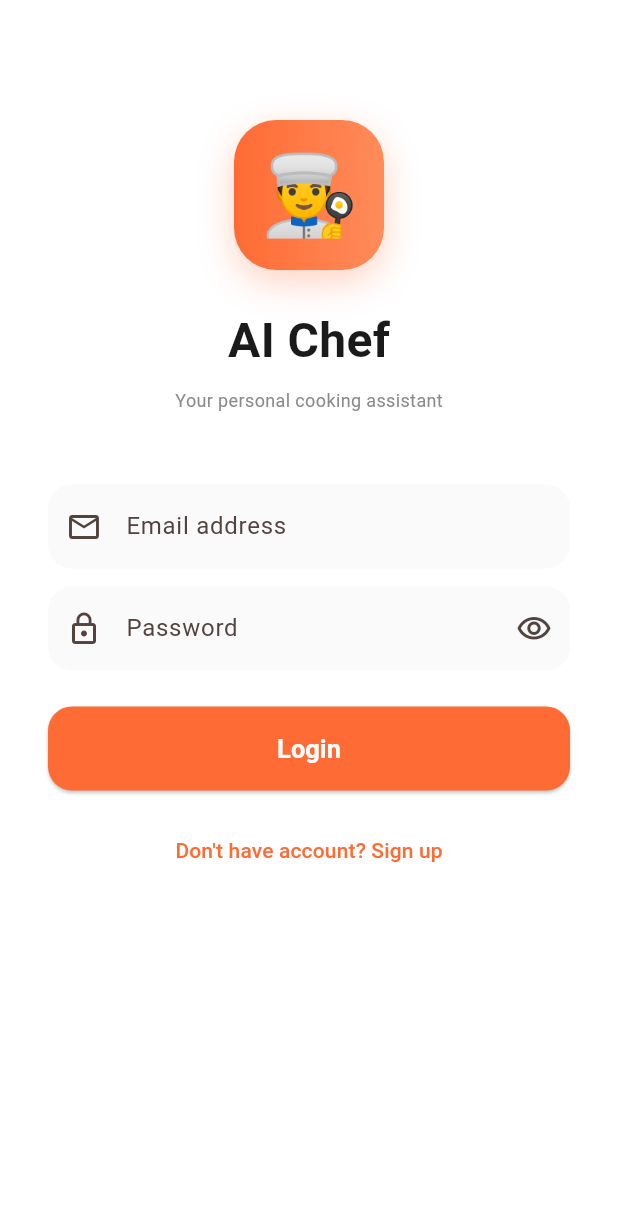
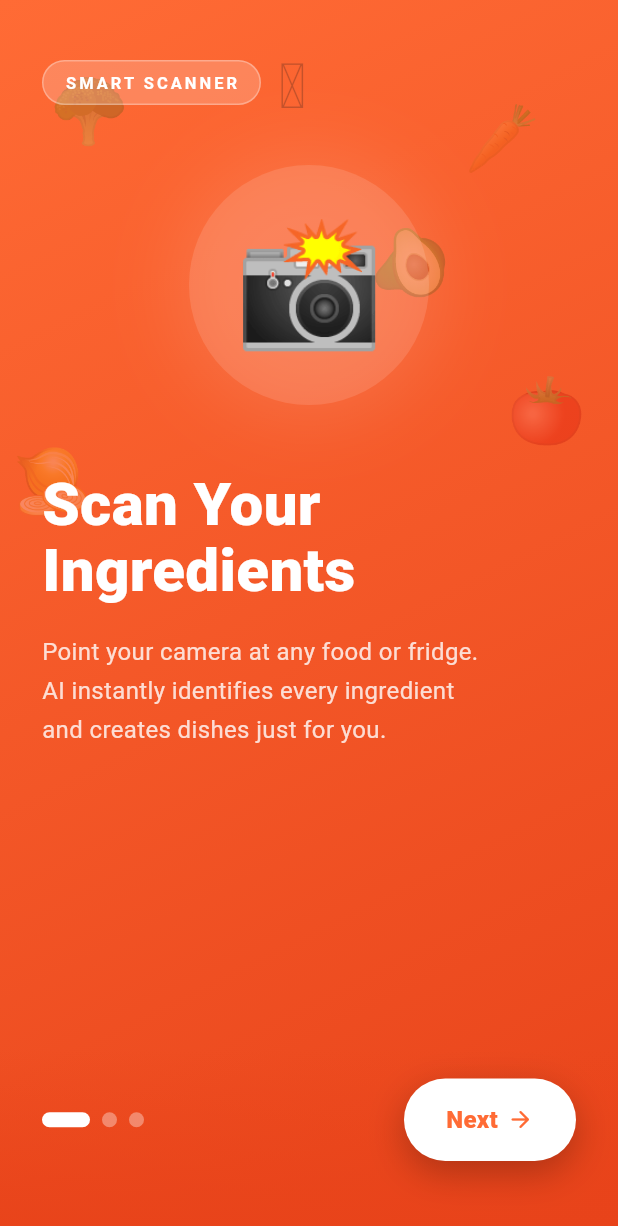
Before and after one commit to bekhruz9830/ai-chef, a Flutter app: the screen it shows after launch, on a phone screen of 412 x 824 dp. Shown: the top 1226 px of the screen. Run offline on Flutter 3.47's test engine with Material 3 defaults, Android fonts, the phone set to English and light mode, and no system bars; our stand-ins replace cloud_firestore, firebase_auth, firebase_core, image_picker, shared_preferences; accounts and stored records are empty.

Commit message:
Back from recipes to cuisine list; logout opens onboarding from page 1; onboarding and splash
Made-with: Cursor

```diff
--- a/lib/models/recipe.dart
+++ b/lib/models/recipe.dart
@@ -89,7 +89,7 @@ class Recipe {
 
   /// Unsplash image URL for the dish; use in Image.network with errorBuilder fallback.
   static String getImageUrl(String dishName) {
-    return 'https://source.unsplash.com/400x300/?${Uri.encodeComponent(dishName)},food';
+    return 'https://source.unsplash.com/400x300/?${Uri.encodeComponent(dishName)},food,dish';
   }
 
   static String getCuisineEmoji(String cuisine) {
--- /dev/null
+++ b/lib/screens/onboarding_screen.dart
@@ -0,0 +1,298 @@
+import 'package:flutter/material.dart';
+import 'package:shared_preferences/shared_preferences.dart';
+import 'package:ai_chef/screens/login_screen.dart';
+
+class OnboardingScreen extends StatefulWidget {
+  const OnboardingScreen({super.key});
+  @override
+  State<OnboardingScreen> createState() => _OnboardingScreenState();
+}
+
+class _OnboardingScreenState extends State<OnboardingScreen> with TickerProviderStateMixin {
+  int _page = 0;
+  final PageController _ctrl = PageController();
+  late AnimationController _floatCtrl;
+  late AnimationController _entryCtrl;
+  late Animation<double> _float;
+  late Animation<double> _entryFade;
+  late Animation<Offset> _entrySlide;
+
+  final _pages = const [
+    _OBData(
+      colors: [Color(0xFFFF6B35), Color(0xFFE8431A)],
+      mainEmoji: '📸',
+      bg: ['🥦', '🥕', '🧅', '🍅', '🫑', '🥑'],
+      title: 'Scan Your\nIngredients',
+      body: 'Point your camera at any food or fridge.\nAI instantly identifies every ingredient\nand creates dishes just for you.',
+      tag: 'SMART SCANNER',
+    ),
+    _OBData(
+      colors: [Color(0xFF6C3483), Color(0xFF4A235A)],
+      mainEmoji: '🌍',
+      bg: ['🇮🇹', '🇯🇵', '🇺🇿', '🇫🇷', '🇮🇳', '🇲🇽'],
+      title: '20+ World\nCuisines',
+      body: 'From Italian Carbonara to Uzbek Plov.\nDiscover authentic recipes from every\ncorner of the world.',
+      tag: 'GLOBAL RECIPES',
+    ),
+    _OBData(
+      colors: [Color(0xFF1A6B3A), Color(0xFF0D4A27)],
+      mainEmoji: '👨‍🍳',
+      bg: ['⏱️', '🔥', '✅', '🍽️', '⭐', '🎯'],
+      title: 'Cook Like\na Pro Chef',
+      body: 'Step-by-step guidance with smart timers.\nExact amounts, temperatures and\ntechniques for perfect results.',
+      tag: 'PRO COOKING',
+    ),
+  ];
+
+  @override
+  void initState() {
+    super.initState();
+    _floatCtrl = AnimationController(vsync: this, duration: const Duration(seconds: 3))..repeat(reverse: true);
+    _float = CurvedAnimation(parent: _floatCtrl, curve: Curves.easeInOut);
+    _entryCtrl = AnimationController(vsync: this, duration: const Duration(milliseconds: 600));
+    _entryFade = CurvedAnimation(parent: _entryCtrl, curve: Curves.easeIn);
+    _entrySlide = Tween<Offset>(begin: const Offset(0.15, 0), end: Offset.zero)
+        .animate(CurvedAnimation(parent: _entryCtrl, curve: Curves.easeOut));
+    _entryCtrl.forward();
+  }
+
+  @override
+  void dispose() {
+    _floatCtrl.dispose();
+    _entryCtrl.dispose();
+    _ctrl.dispose();
+    super.dispose();
+  }
+
+  void _next() async {
+    if (_page < 2) {
+      _entryCtrl.reset();
+      _ctrl.nextPage(duration: const Duration(milliseconds: 450), curve: Curves.easeInOut);
+    } else {
+      final prefs = await SharedPreferences.getInstance();
+      await prefs.setBool('onboarding_seen', true);
+      if (!mounted) return;
+      Navigator.pushReplacement(context, MaterialPageRoute(builder: (_) => const LoginScreen()));
+    }
+  }
+
+  @override
+  Widget build(BuildContext context) {
+    final d = _pages[_page];
+    return Scaffold(
+      body: Stack(
+        children: [
+          // Background gradient animated
+          AnimatedContainer(
+            duration: const Duration(milliseconds: 500),
+            decoration: BoxDecoration(
+              gradient: LinearGradient(
+                begin: Alignment.topLeft,
+                end: Alignment.bottomRight,
+                colors: d.colors,
+              ),
+            ),
+          ),
+          // Floating background emojis + content
+          PageView(
+            controller: _ctrl,
+            onPageChanged: (i) {
+              setState(() => _page = i);
+              _entryCtrl.reset();
+              _entryCtrl.forward();
+            },
+            children: _pages.map((data) => _buildPageContent(data)).toList(),
+          ),
+          // Bottom bar always on top
+          Positioned(
+            bottom: 0, left: 0, right: 0,
+            child: _buildBottom(d),
+          ),
+        ],
+      ),
+    );
+  }
+
+  Widget _buildPageContent(_OBData data) {
+    final size = MediaQuery.of(context).size;
+    final positions = [
+      [0.08, 0.05], [0.75, 0.08], [0.02, 0.35],
+      [0.82, 0.30], [0.45, 0.03], [0.6, 0.18],
+    ];
+    return Stack(
+      children: [
+        // Floating emojis
+        ...List.generate(data.bg.length, (i) {
+          return AnimatedBuilder(
+            animation: _float,
+            builder: (_, __) {
+              final dy = (i % 2 == 0 ? 1 : -1) * 14.0 * _float.value;
+              return Positioned(
+                left: size.width * positions[i][0],
+                top: size.height * positions[i][1] + dy,
+                child: Opacity(
+                  opacity: 0.25,
+                  child: Text(data.bg[i], style: const TextStyle(fontSize: 42)),
+                ),
+              );
+            },
+          );
+        }),
+        // Content
+        SafeArea(
+          child: Padding(
+            padding: const EdgeInsets.symmetric(horizontal: 28),
+            child: Column(
+              crossAxisAlignment: CrossAxisAlignment.start,
+              children: [
+                const SizedBox(height: 40),
+                // Tag
+                FadeTransition(
+                  opacity: _entryFade,
+                  child: Container(
+                    padding: const EdgeInsets.symmetric(horizontal: 14, vertical: 6),
+                    decoration: BoxDecoration(
+                      color: Colors.white.withOpacity(0.2),
+                      borderRadius: BorderRadius.circular(20),
+                      border: Border.all(color: Colors.white.withOpacity(0.3)),
+                    ),
+                    child: Text(data.tag,
+                      style: const TextStyle(color: Colors.white, fontSize: 11, fontWeight: FontWeight.w700, letterSpacing: 2)),
+                  ),
+                ),
+                const SizedBox(height: 40),
+                // Big emoji with glow
+                SlideTransition(
+                  position: _entrySlide,
+                  child: FadeTransition(
+                    opacity: _entryFade,
+                    child: Center(
+                      child: Container(
+                        width: 160,
+                        height: 160,
+                        decoration: BoxDecoration(
+                          shape: BoxShape.circle,
+                          color: Colors.white.withOpacity(0.12),
+                          boxShadow: [
+                            BoxShadow(color: Colors.white.withOpacity(0.1), blurRadius: 40, spreadRadius: 10),
+                          ],
+                        ),
+                        child: Center(
+                          child: Text(data.mainEmoji, style: const TextStyle(fontSize: 80)),
+                        ),
+                      ),
+                    ),
+                  ),
+                ),
+                const SizedBox(height: 44),
+                // Title
+                SlideTransition(
+                  position: _entrySlide,
+                  child: FadeTransition(
+                    opacity: _entryFade,
+                    child: Text(data.title,
+                      style: const TextStyle(
+                        color: Colors.white,
+                        fontSize: 40,
+                        fontWeight: FontWeight.w900,
+                        height: 1.1,
+                      ),
+                    ),
+                  ),
+                ),
+                const SizedBox(height: 20),
+                // Body
+                SlideTransition(
+                  position: _entrySlide,
+                  child: FadeTransition(
+                    opacity: _entryFade,
+                    child: Text(data.body,
+                      style: TextStyle(
+                        color: Colors.white.withOpacity(0.8),
+                        fontSize: 16,
+                        height: 1.6,
+                      ),
+                    ),
+                  ),
+                ),
+              ],
+            ),
+          ),
+        ),
+      ],
+    );
+  }
+
+  Widget _buildBottom(_OBData d) {
+    return Container(
+      padding: const EdgeInsets.fromLTRB(28, 20, 28, 50),
+      decoration: BoxDecoration(
+        gradient: LinearGradient(
+          begin: Alignment.topCenter,
+          end: Alignment.bottomCenter,
+          colors: [d.colors.last.withOpacity(0), d.colors.last.withOpacity(0.95)],
+        ),
+      ),
+      child: Row(
+        mainAxisAlignment: MainAxisAlignment.spaceBetween,
+        children: [
+          // Dots
+          Row(
+            children: List.generate(3, (i) => AnimatedContainer(
+              duration: const Duration(milliseconds: 350),
+              margin: const EdgeInsets.only(right: 8),
+              width: _page == i ? 32 : 10,
+              height: 10,
+              decoration: BoxDecoration(
+                borderRadius: BorderRadius.circular(5),
+                color: _page == i ? Colors.white : Colors.white.withOpacity(0.35),
+              ),
+            )),
+          ),
+          // Next button
+          GestureDetector(
+            onTap: _next,
+            child: AnimatedContainer(
+              duration: const Duration(milliseconds: 300),
+              padding: const EdgeInsets.symmetric(horizontal: 28, vertical: 16),
+              decoration: BoxDecoration(
+                color: Colors.white,
+                borderRadius: BorderRadius.circular(50),
+                boxShadow: [
+                  BoxShadow(color: Colors.black.withOpacity(0.25), blurRadius: 20, offset: const Offset(0, 8)),
+                ],
+              ),
+              child: Row(
+                mainAxisSize: MainAxisSize.min,
+                children: [
+                  Text(
+                    _page == 2 ? 'Get Started 🚀' : 'Next',
+                    style: TextStyle(
+                      color: d.colors.first,
+                      fontSize: 16,
+                      fontWeight: FontWeight.w800,
+                    ),
+                  ),
+                  if (_page < 2) ...[
+                    const SizedBox(width: 6),
+                    Icon(Icons.arrow_forward_rounded, color: d.colors.first, size: 18),
+                  ],
+                ],
+              ),
+            ),
+          ),
+        ],
+      ),
+    );
+  }
+}
+
+class _OBData {
+  final List<Color> colors;
+  final String mainEmoji;
+  final List<String> bg;
+  final String title;
+  final String body;
+  final String tag;
+  const _OBData({required this.colors, required this.mainEmoji, required this.bg, required this.title, required this.body, required this.tag});
+}
```
Also changed, not shown: lib/screens/profile_screen.dart (+7 -2 lines), lib/screens/recipe_detail_screen.dart (+13 -2 lines), lib/screens/scan_screen.dart (+23 -8 lines), lib/screens/splash_screen.dart (+87 -61 lines), lib/services/gemini_service.dart (+1 -6 lines).
